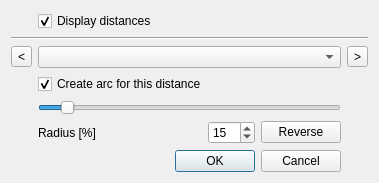
This is ui_place_arc.ui in 3nids/intersectit as Qt 5 draws it before an edit. The edited form follows.
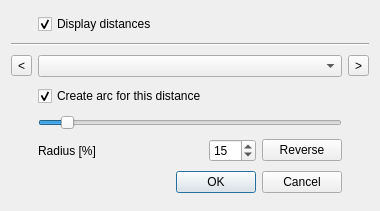
This is the edited form.

Commit message: option to toggle memory layers visibility

```diff
--- a/ui_place_arc.ui
+++ b/ui_place_arc.ui
@@ -6,8 +6,8 @@
    <rect>
     <x>0</x>
     <y>0</y>
-    <width>379</width>
-    <height>174</height>
+    <width>380</width>
+    <height>211</height>
    </rect>
   </property>
   <property name="windowTitle">
```
The commit also changes 1 other file.
